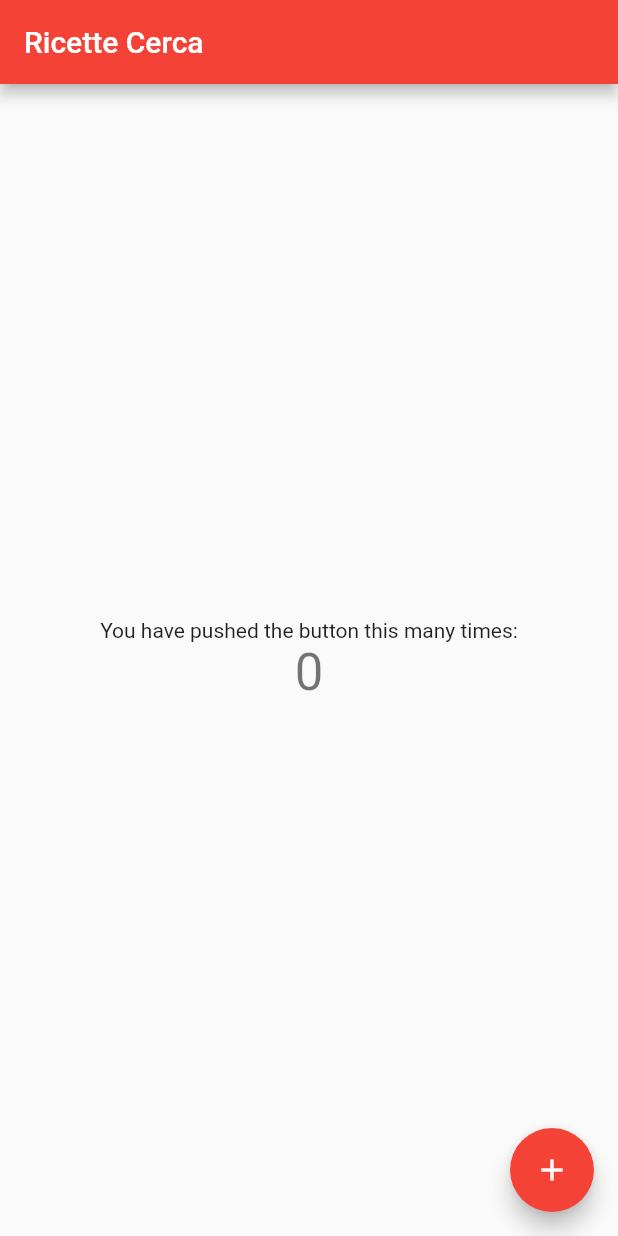
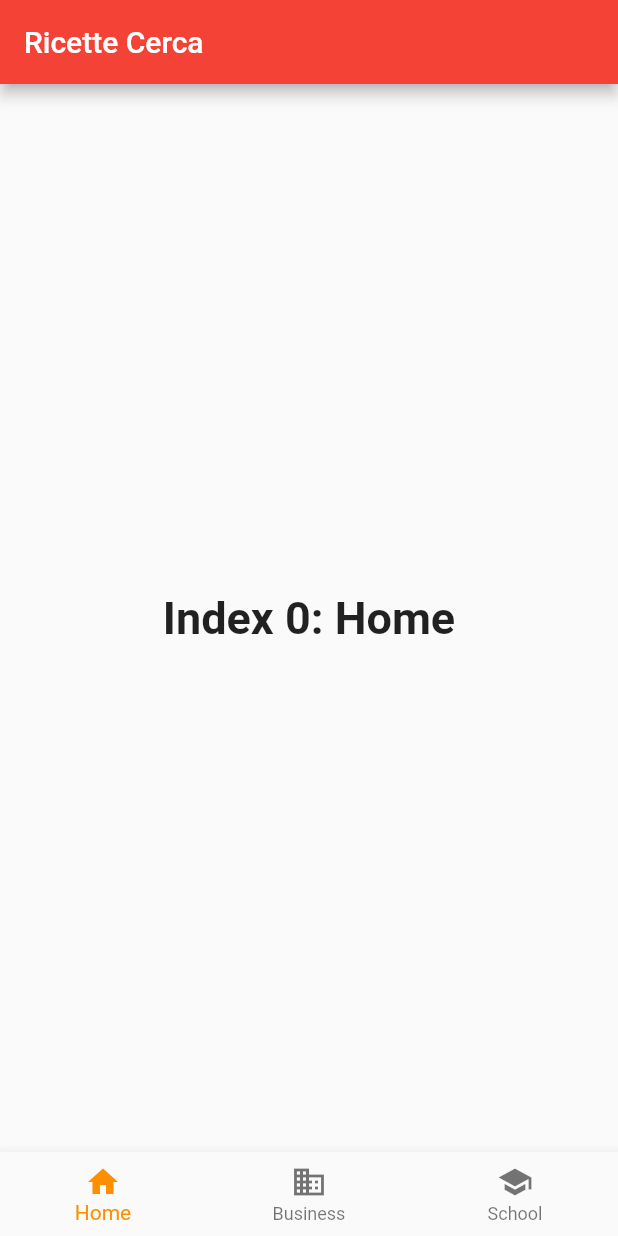
Before and after one commit to ChiaraAmalia/programmazioneMobileFlutter, a Flutter app: the RicetteCerca screen opened directly, on a phone screen of 412 x 824 dp. Run offline on Flutter 3.47's test engine with Material 2 defaults, Android fonts, the phone set to English and light mode, and no system bars.

Commit message:
Update RicetteCerca.dart

```diff
--- a/easycookingflutter/lib/RicetteCerca.dart
+++ b/easycookingflutter/lib/RicetteCerca.dart
@@ -1,4 +1,9 @@
 import 'package:flutter/material.dart';
+
+void main() {
+  runApp(Ricette());
+}
+
 class Ricette extends StatelessWidget {
   // This widget is the root of your application.
   @override
@@ -41,17 +46,27 @@ class RicetteCerca extends StatefulWidget {
 }
 
 class _RicetteCercaState extends State<RicetteCerca> {
-  int _counter = 0;
+  int _selectedIndex = 0;
+  static const TextStyle optionStyle =
+  TextStyle(fontSize: 30, fontWeight: FontWeight.bold);
+  static const List<Widget> _widgetOptions = <Widget>[
+    Text(
+      'Index 0: Home',
+      style: optionStyle,
+    ),
+    Text(
+      'Index 1: Business',
+      style: optionStyle,
+    ),
+    Text(
+      'Index 2: School',
+      style: optionStyle,
+    ),
+  ];
 
-  //al posto di questa mettiamo la funzione per trovare le ricette
-  void _incrementCounter() {
+  void _onItemTapped(int index) {
     setState(() {
-      // This call to setState tells the Flutter framework that something has
-      // changed in this State, which causes it to rerun the build method below
-      // so that the display can reflect the updated values. If we changed
-      // _counter without calling setState(), then the build method would not be
-      // called again, and so nothing would appear to happen.
-      _counter++;
+      _selectedIndex = index;
     });
   }
 
@@ -70,40 +85,27 @@ class _RicetteCercaState extends State<RicetteCerca> {
         title: Text(widget.title),
       ),
       body: Center(
-        // Center is a layout widget. It takes a single child and positions it
-        // in the middle of the parent.
-        child: Column(
-          // Column is also a layout widget. It takes a list of children and
-          // arranges them vertically. By default, it sizes itself to fit its
-          // children horizontally, and tries to be as tall as its parent.
-          //
-          // Invoke "debug painting" (press "p" in the console, choose the
-          // "Toggle Debug Paint" action from the Flutter Inspector in Android
-          // Studio, or the "Toggle Debug Paint" command in Visual Studio Code)
-          // to see the wireframe for each widget.
-          //
-          // Column has various properties to control how it sizes itself and
-          // how it positions its children. Here we use mainAxisAlignment to
-          // center the children vertically; the main axis here is the vertical
-          // axis because Columns are vertical (the cross axis would be
-          // horizontal).
-          mainAxisAlignment: MainAxisAlignment.center,
-          children: <Widget>[
-            Text(
-              'You have pushed the button this many times:',
-            ),
-            Text(
-              '$_counter',
-              style: Theme.of(context).textTheme.headline4,
-            ),
-          ],
-        ),
+        child: _widgetOptions.elementAt(_selectedIndex),
       ),
-      floatingActionButton: FloatingActionButton(
-        onPressed: _incrementCounter,
-        tooltip: 'Increment',
-        child: Icon(Icons.add),
-      ), // This trailing comma makes auto-formatting nicer for build methods.
+      bottomNavigationBar: BottomNavigationBar(
+        items: const <BottomNavigationBarItem>[
+          BottomNavigationBarItem(
+            icon: Icon(Icons.home),
+            label: 'Home',
+          ),
+          BottomNavigationBarItem(
+            icon: Icon(Icons.business),
+            label: 'Business',
+          ),
+          BottomNavigationBarItem(
+            icon: Icon(Icons.school),
+            label: 'School',
+          ),
+        ],
+        currentIndex: _selectedIndex,
+        selectedItemColor: Colors.amber[800],
+        onTap: _onItemTapped,
+      ),
     );
   }
 }
```
